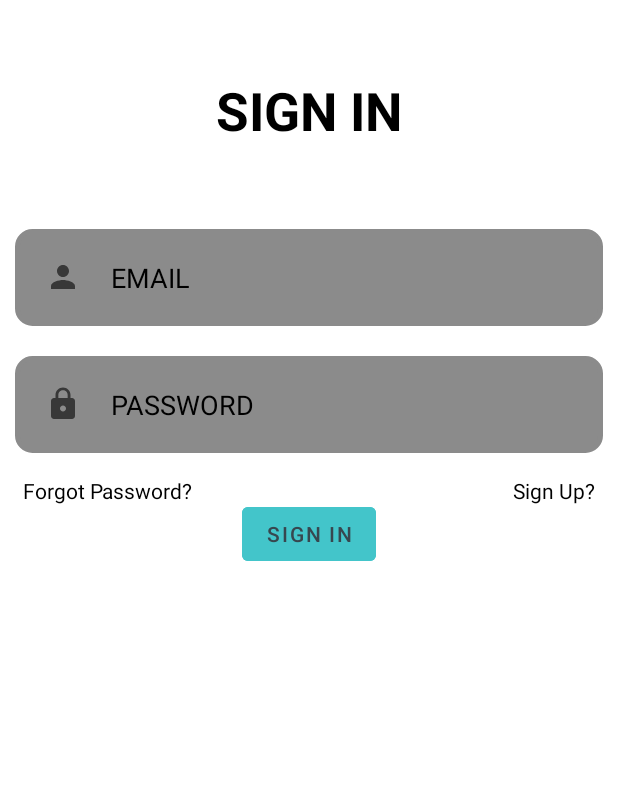
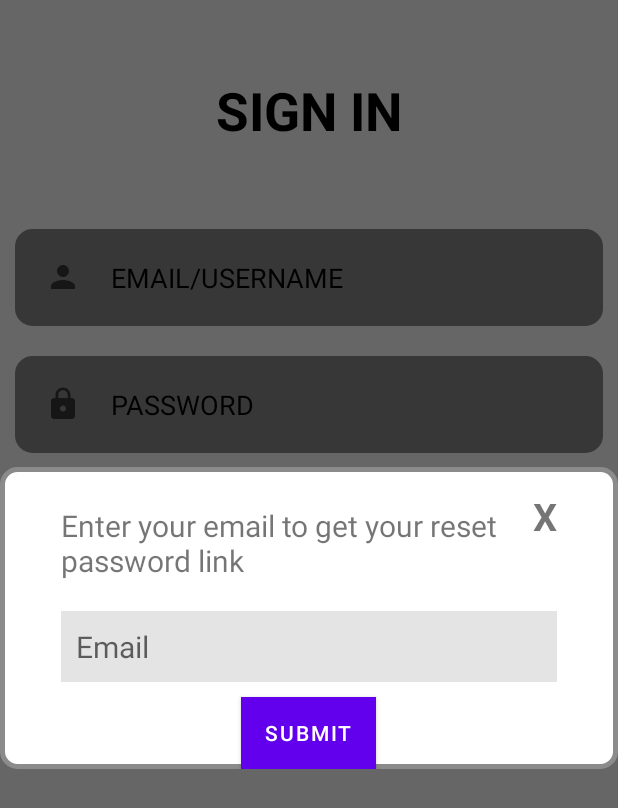
Before and after one commit to tommywaltion/Social-Learning, an Android app: the screen it shows after launch (LoginActivity), after a tap on "Forgot Password?", on a phone screen of 412 x 824 dp. Shown: the top 808 px of the screen. Run offline under Robolectric (Android 15) with nearby library versions, the phone set to English and light mode, and no system bars; our stand-ins replace Firebase (no records; nobody signed in at launch, a user with empty details on screens opened directly).

Commit message:
Forgot Password
Forgot password window, admin password privated, Maybe Reset password with username

```diff
--- a/app/src/main/java/com/example/testapp/LoginActivity.java
+++ b/app/src/main/java/com/example/testapp/LoginActivity.java
@@ -33,6 +33,7 @@ public class LoginActivity extends AppCompatActivity {
     private AlertDialog.Builder dialogBuilder;
     private AlertDialog dialog;
     private final FirebaseFirestore db = FirebaseFirestore.getInstance();
+    private final String adminPassword = "1234";
 
     public void onStart() {
         super.onStart();
@@ -107,7 +108,7 @@ public class LoginActivity extends AppCompatActivity {
                 dialog.show();
 
                 submit.setOnClickListener(v1 -> {
-                    if (userInput.getText().toString().equals("1234")) {
+                    if (userInput.getText().toString().equals(adminPassword)) {
                         dialog.dismiss();
                         Intent logged_in = new Intent(getApplicationContext(), DashboardActivity.class);
                         startActivity(logged_in);
@@ -134,7 +135,6 @@ public class LoginActivity extends AppCompatActivity {
                             Log.d("LoginActivity" ,"onFailure: " + e.getMessage());
                         });
             } else {
-                Toast.makeText(LoginActivity.this,"Login with Username detected",Toast.LENGTH_LONG).show();
                 db.collection("users").get().addOnCompleteListener(task -> {
                     if (task.isSuccessful()) {
                         for (QueryDocumentSnapshot doc : task.getResult()) {
@@ -180,8 +180,41 @@ public class LoginActivity extends AppCompatActivity {
         createUser = findViewById(R.id.create_new);
 
         forgotUser.setOnClickListener(v -> {
-            //User forgot password, change into forgot user layout
-            Toast.makeText(LoginActivity.this,"USER FORGOT PASSWORD",Toast.LENGTH_LONG).show();
+            dialogBuilder = new AlertDialog.Builder(this);
+            final View EmailRequestView = getLayoutInflater().inflate(R.layout.popup_email, null);
+
+            TextView cancel, title;
+            EditText userInput;
+            Button submit;
+
+            title = (TextView) EmailRequestView.findViewById(R.id.popup_email_title);
+            userInput = (EditText) EmailRequestView.findViewById(R.id.popup_email_input);
+            submit = (Button) EmailRequestView.findViewById(R.id.popup_email_submit_btn);
+            cancel = (TextView) EmailRequestView.findViewById(R.id.popup_email_cancel_btn);
+
+            title.setText(R.string.Email_Popup_title);
+
+            dialogBuilder.setView(EmailRequestView);
+            dialog = dialogBuilder.create();
+            dialog.getWindow().setBackgroundDrawable(new ColorDrawable(Color.TRANSPARENT));
+            dialog.show();
+
+            submit.setOnClickListener(v1 -> {
+                if (isEmailValid(userInput.getText().toString())) {
+                    auth.sendPasswordResetEmail(userInput.getText().toString())
+                            .addOnSuccessListener(command -> {
+                                Toast.makeText(LoginActivity.this,"Reset Password Email Sent.",Toast.LENGTH_LONG).show();
+                                dialog.dismiss();
+                            })
+                            .addOnFailureListener(e -> Toast.makeText(LoginActivity.this,e.getMessage(),Toast.LENGTH_LONG).show());
+                } else if (userInput.getText().toString().isEmpty()){
+                    userInput.setError("Required field.");
+                } else {
+                    userInput.setError("Required a valid email.");
+                }
+            });
+
+            cancel.setOnClickListener(v1 -> dialog.dismiss());
         });
 
         createUser.setOnClickListener(v -> {
--- /dev/null
+++ b/app/src/main/res/layout/popup_email.xml
@@ -0,0 +1,71 @@
+<?xml version="1.0" encoding="utf-8"?>
+<RelativeLayout xmlns:android="http://schemas.android.com/apk/res/android"
+    xmlns:tools="http://schemas.android.com/tools"
+    android:layout_width="wrap_content"
+    android:layout_height="wrap_content"
+    android:layout_marginTop="5dp"
+    android:layout_marginStart="5dp"
+    android:layout_marginEnd="5dp"
+    android:layout_marginBottom="5dp"
+    android:background="@drawable/layout_bg_round_edge">
+
+    <RelativeLayout
+        android:layout_width="match_parent"
+        android:layout_height="wrap_content"
+        android:layout_marginTop="15dp"
+        android:layout_marginStart="15dp"
+        android:layout_marginEnd="15dp"
+        tools:ignore="UselessParent">
+        <TextView
+            android:id="@+id/popup_email_cancel_btn"
+            android:layout_width="wrap_content"
+            android:layout_height="wrap_content"
+            android:layout_alignParentEnd="true"
+            android:layout_marginEnd="25dp"
+            android:text="@string/Cancel_button"
+            android:textSize="25sp"
+            android:textStyle="bold"
+            tools:ignore="RelativeOverlap" />
+
+        <TextView
+            android:id="@+id/popup_email_title"
+            android:layout_width="wrap_content"
+            android:layout_height="wrap_content"
+            android:layout_centerHorizontal="true"
+            android:layout_marginStart="25dp"
+            android:layout_marginEnd="25dp"
+            android:layout_marginTop="10dp"
+            android:layout_marginBottom="10dp"
+            android:text="@string/Empty_String_Test"
+            android:textSize="20sp" />
+
+        <EditText
+            android:id="@+id/popup_email_input"
+            android:layout_width="match_parent"
+            android:layout_height="wrap_content"
+            android:layout_below="@id/popup_email_title"
+            android:layout_centerHorizontal="true"
+            android:layout_marginStart="25dp"
+            android:layout_marginTop="10dp"
+            android:layout_marginEnd="25dp"
+            android:layout_marginBottom="10dp"
+            android:padding="10dp"
+            android:autofillHints="Email"
+            android:background="@color/light_gray"
+            android:hint="@string/Email_Popup_hint"
+            android:inputType="textEmailAddress"
+            android:textSize="20sp"
+            tools:ignore="LabelFor" />
+
+        <Button
+            android:id="@+id/popup_email_submit_btn"
+            android:layout_width="wrap_content"
+            android:layout_height="wrap_content"
+            android:layout_below="@id/popup_email_input"
+            android:layout_centerHorizontal="true"
+            android:background="@color/cyan"
+            android:text="@string/Number_code_submit" />
+
+    </RelativeLayout>
+
+</RelativeLayout>
--- a/app/src/main/res/values/strings.xml
+++ b/app/src/main/res/values/strings.xml
@@ -4,7 +4,7 @@
     //Login activity
 
     <string name="sign_in">SIGN IN</string>
-    <string name="hint_email">EMAIL</string>
+    <string name="hint_email">EMAIL/USERNAME</string>
     <string name="hint_password">PASSWORD</string>
     <string name="forgot_btn">Forgot Password?</string>
     <string name="create_btn">Sign Up?</string>
@@ -16,6 +16,11 @@
     <string name="user_nis">NIS</string>
     <string name="hint_password_confirmation">CONFIRM PASSWORD</string>
     <string name="already_btn">Sign In?</string>
+
+    //Popup email forget password
+
+    <string name="Email_Popup_hint">Email</string>
+    <string name="Email_Popup_title">Enter your email to get your reset password link</string>
 
     //Group Fragment
 
```
